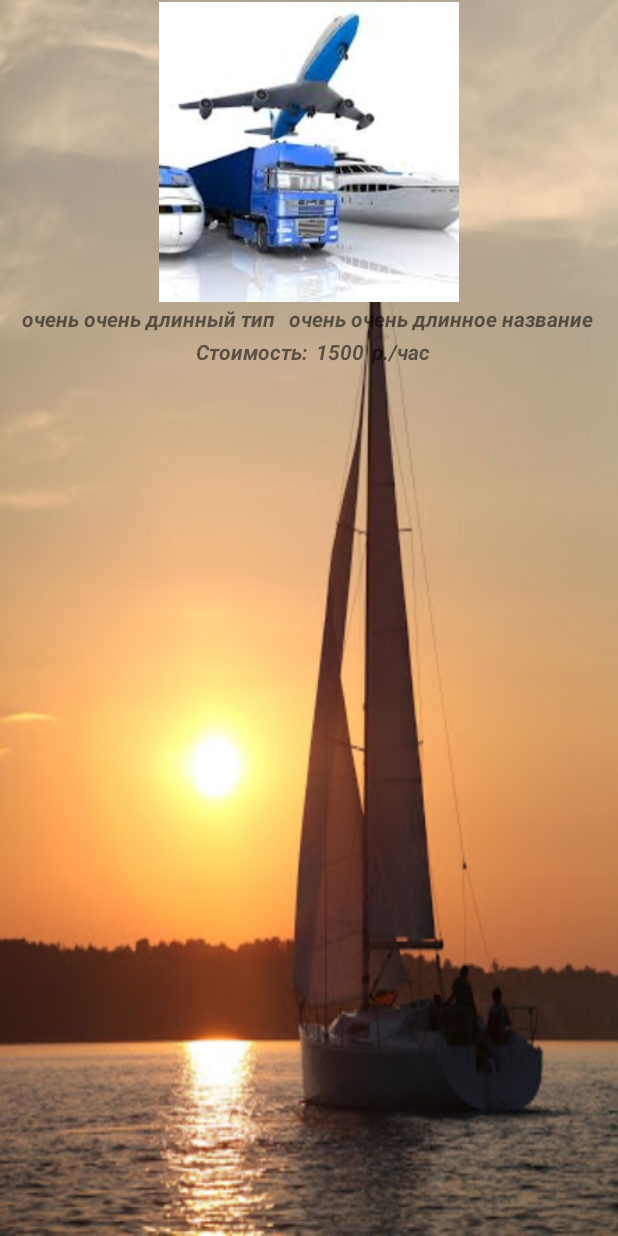
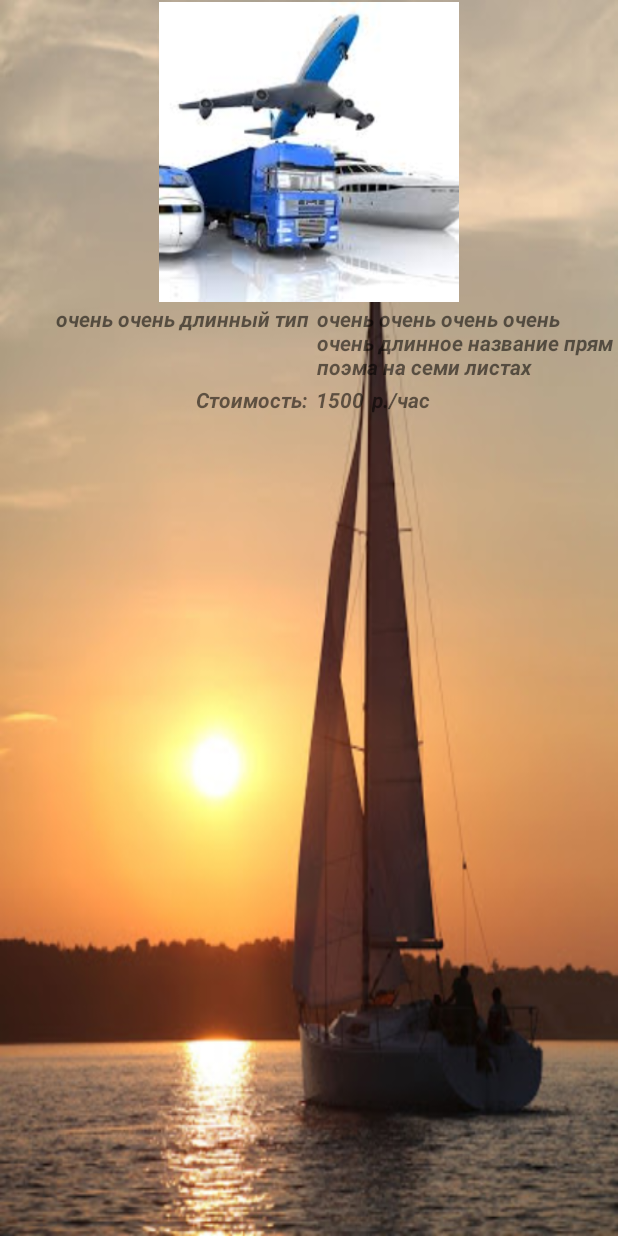
Before and after one commit to krafft1981/transport-android, an Android app: the layout transport_element.xml on its own in the app's theme, with its tools: preview values and no code run, on a phone screen of 412 x 824 dp. Run offline under Robolectric (Android 15) with nearby library versions, the phone set to English and light mode, and no system bars.

Commit message:
Правка верстки элементов транспорта

```diff
--- a/app/src/main/res/layout/transport_element.xml
+++ b/app/src/main/res/layout/transport_element.xml
@@ -14,7 +14,7 @@
         android:src="@drawable/transport" />
 
     <LinearLayout
-        android:layout_width="wrap_content"
+        android:layout_width="match_parent"
         android:layout_height="wrap_content"
         android:layout_gravity="center"
         android:gravity="center"
@@ -24,22 +24,16 @@
         <LinearLayout
             android:layout_width="match_parent"
             android:layout_height="match_parent"
-            android:gravity="center"
+            android:layout_gravity="center"
             android:layout_weight="1"
             android:orientation="horizontal">
 
             <TextView
                 android:id="@+id/transportType"
                 android:layout_width="match_parent"
-                android:layout_height="match_parent"
+                android:layout_height="wrap_content"
+                android:gravity="right"
                 android:text="очень очень длинный тип"
-                android:textSize="14sp"
-                android:textStyle="normal|italic|bold" />
-
-            <TextView
-                android:layout_width="wrap_content"
-                android:layout_height="wrap_content"
-                android:text=": '"
                 android:textSize="14sp"
                 android:textStyle="normal|italic|bold" />
         </LinearLayout>
@@ -48,15 +42,17 @@
             android:layout_width="match_parent"
             android:layout_height="match_parent"
             android:gravity="center"
+            android:layout_marginLeft="5dp"
             android:layout_weight="1"
             android:orientation="horizontal">
 
             <TextView
                 android:id="@+id/transportName"
                 android:layout_width="match_parent"
-                android:layout_height="match_parent"
-                android:text="очень очень длинное название"
+                android:layout_height="wrap_content"
+                android:text="очень очень очень очень очень длинное название прям поэма на семи листах"
                 android:textSize="14sp"
+                android:gravity="left"
                 android:textStyle="normal|italic|bold" />
 
             <TextView
```
